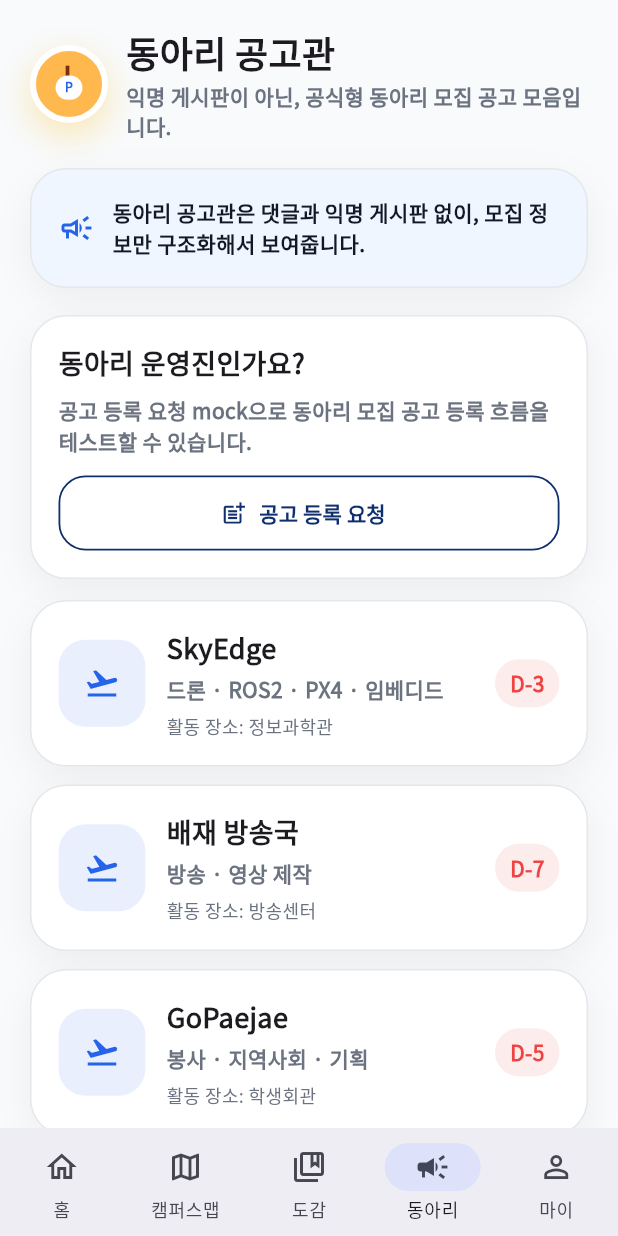
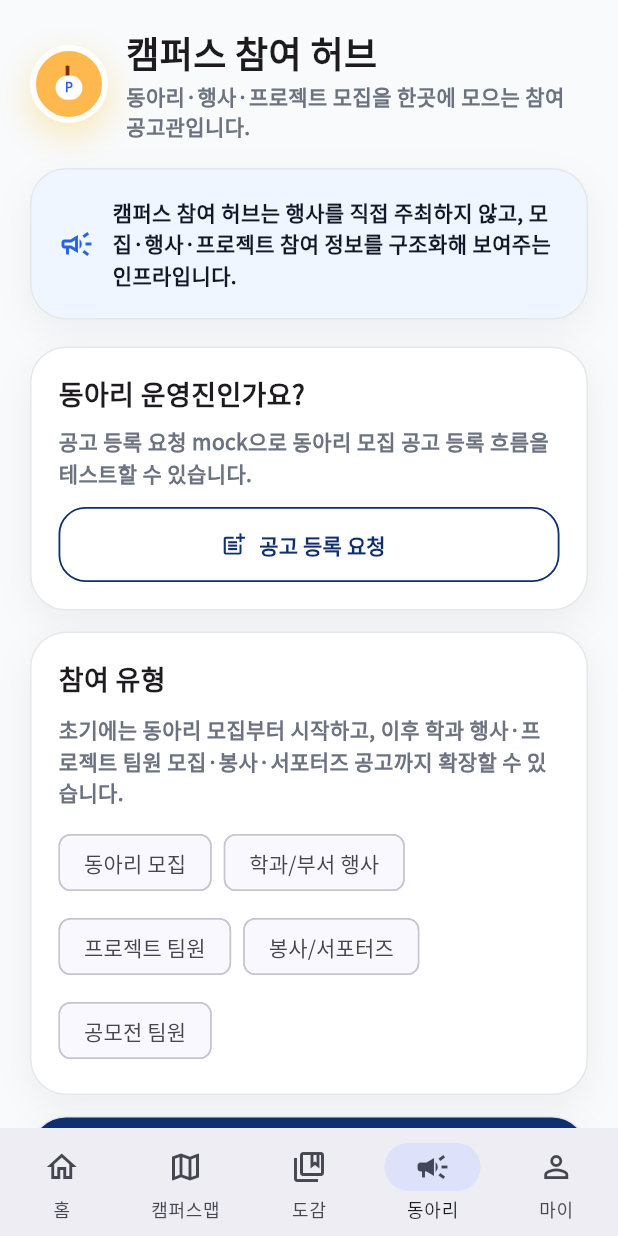
Before and after one commit to gxmzung/paejae-pick-2-app, a Flutter app: the MainShell screen opened directly, item 4 of the bottom bar chosen, on a phone screen of 412 x 824 dp. Run offline on Flutter 3.47's test engine with Material 3 defaults, Android fonts, the phone set to English and light mode, and no system bars; our stand-ins replace google_fonts, shared_preferences; accounts and stored records are empty.

Commit message:
feat: reframe club hall as campus participation hub

```diff
--- a/lib/main.dart
+++ b/lib/main.dart
@@ -1505,8 +1505,8 @@ class ClubScreen extends StatelessWidget {
         crossAxisAlignment: CrossAxisAlignment.start,
         children: [
           const Header(
-            title: '동아리 공고관',
-            subtitle: '익명 게시판이 아닌, 공식형 동아리 모집 공고 모음입니다.',
+            title: '캠퍼스 참여 허브',
+            subtitle: '동아리·행사·프로젝트 모집을 한곳에 모으는 참여 공고관입니다.',
           ),
           const SizedBox(height: 18),
           AppCard(
@@ -1517,7 +1517,7 @@ class ClubScreen extends StatelessWidget {
                 SizedBox(width: 12),
                 Expanded(
                   child: Text(
-                    '동아리 공고관은 댓글과 익명 게시판 없이, 모집 정보만 구조화해서 보여줍니다.',
+                    '캠퍼스 참여 허브는 행사를 직접 주최하지 않고, 모집·행사·프로젝트 참여 정보를 구조화해 보여주는 인프라입니다.',
                     style: TextStyle(
                       color: AppColors.text,
                       fontWeight: FontWeight.w700,
@@ -1571,6 +1571,65 @@ class ClubScreen extends StatelessWidget {
                       '공고 등록 요청',
                       style: TextStyle(fontWeight: FontWeight.w900),
                     ),
+                  ),
+                ),
+              ],
+            ),
+          ),
+          const SizedBox(height: 14),
+          AppCard(
+            color: Colors.white,
+            child: Column(
+              crossAxisAlignment: CrossAxisAlignment.start,
+              children: [
+                const Text(
+                  '참여 유형',
+                  style: TextStyle(fontSize: 18, fontWeight: FontWeight.w900),
+                ),
+                const SizedBox(height: 10),
+                const Text(
+                  '초기에는 동아리 모집부터 시작하고, 이후 학과 행사·프로젝트 팀원 모집·봉사·서포터즈 공고까지 확장할 수 있습니다.',
+                  style: TextStyle(
+                    color: AppColors.sub,
+                    fontWeight: FontWeight.w700,
+                    height: 1.5,
+                  ),
+                ),
+                const SizedBox(height: 12),
+                Wrap(
+                  spacing: 8,
+                  runSpacing: 8,
+                  children: [
+                    Chip(label: Text('동아리 모집')),
+                    Chip(label: Text('학과/부서 행사')),
+                    Chip(label: Text('프로젝트 팀원')),
+                    Chip(label: Text('봉사/서포터즈')),
+                    Chip(label: Text('공모전 팀원')),
+                  ],
+                ),
+              ],
+            ),
+          ),
+          const SizedBox(height: 14),
+          AppCard(
+            color: AppColors.darkBlue,
+            child: Column(
+              crossAxisAlignment: CrossAxisAlignment.start,
+              children: const [
+                Text(
+                  '운영 원칙',
+                  style: TextStyle(
+                    color: Colors.white70,
+                    fontWeight: FontWeight.w800,
+                  ),
+                ),
+                SizedBox(height: 8),
+                Text(
+                  '배재Pick은 행사를 주최하지 않습니다. 공고 등록, 노출, 관심 저장, 신청 흐름을 보조하는 참여 인프라입니다.',
+                  style: TextStyle(
+                    color: Colors.white,
+                    fontWeight: FontWeight.w900,
+                    height: 1.45,
                   ),
                 ),
               ],
```
Also changed, not shown: 2 other files.
